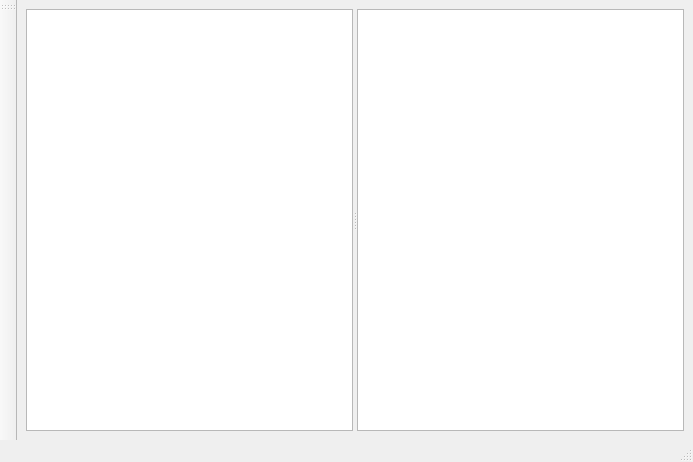
Old version of the form mainwindow.ui in the repository horvathzoltan/note1.
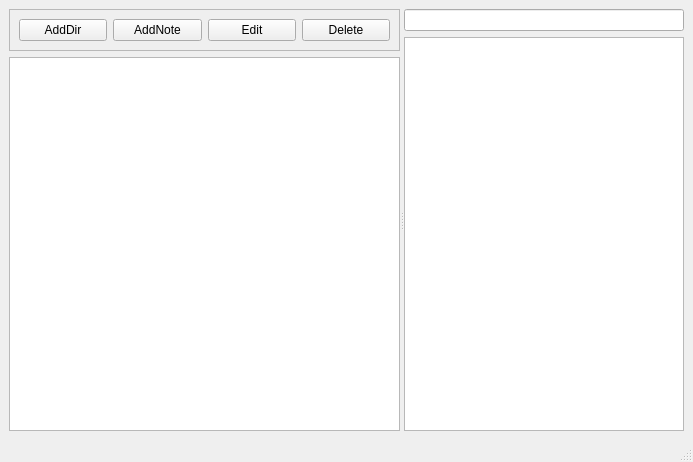
New version of the form.

What changed in the file:
```diff
--- a/mainwindow.ui
+++ b/mainwindow.ui
@@ -14,29 +14,81 @@
    <string>MainWindow</string>
   </property>
   <widget class="QWidget" name="centralwidget">
-   <layout class="QVBoxLayout" name="verticalLayout">
-    <item>
+   <layout class="QGridLayout" name="gridLayout_2">
+    <item row="0" column="0">
      <widget class="QSplitter" name="splitter">
       <property name="orientation">
        <enum>Qt::Horizontal</enum>
       </property>
-      <property name="childrenCollapsible">
-       <bool>false</bool>
-      </property>
+      <widget class="QWidget" name="verticalLayoutWidget_3">
+       <layout class="QVBoxLayout" name="verticalLayout_4">
+        <property name="sizeConstraint">
+         <enum>QLayout::SetDefaultConstraint</enum>
+        </property>
+        <item>
+         <widget class="QFrame" name="frame">
+          <property name="frameShape">
+           <enum>QFrame::StyledPanel</enum>
+          </property>
+          <property name="frameShadow">
+           <enum>QFrame::Raised</enum>
+          </property>
+          <layout class="QHBoxLayout" name="horizontalLayout">
+           <item>
+            <widget class="QPushButton" name="addDirButton">
+             <property name="text">
+              <string>AddDir</string>
+             </property>
+            </widget>
+           </item>
+           <item>
+            <widget class="QPushButton" name="addNoteButton">
+             <property name="text">
+              <string>AddNote</string>
+             </property>
+            </widget>
+           </item>
+           <item>
+            <widget class="QPushButton" name="EditButton">
+             <property name="text">
+              <string>Edit</string>
+             </property>
+            </widget>
+           </item>
+           <item>
+            <widget class="QPushButton" name="deleteButton">
+             <property name="text">
+              <string>Delete</string>
+             </property>
+            </widget>
+           </item>
+          </layout>
+         </widget>
+        </item>
+        <item>
       <widget class="QTreeView" name="fileTreeView">
        <property name="minimumSize">
         <size>
-         <width>100</width>
+            <width>0</width>
          <height>0</height>
         </size>
        </property>
        <property name="maximumSize">
         <size>
-         <width>400</width>
+            <width>16777215</width>
          <height>16777215</height>
         </size>
        </property>
       </widget>
+        </item>
+       </layout>
+      </widget>
+      <widget class="QWidget" name="verticalLayoutWidget">
+       <layout class="QVBoxLayout" name="verticalLayout_2">
+        <item>
+         <widget class="QLineEdit" name="filenameEdit"/>
+        </item>
+        <item>
       <widget class="QPlainTextEdit" name="plainTextEdit">
        <property name="minimumSize">
         <size>
@@ -45,6 +97,9 @@
         </size>
        </property>
       </widget>
+        </item>
+       </layout>
+      </widget>
      </widget>
     </item>
    </layout>
@@ -60,17 +115,6 @@
    </property>
   </widget>
   <widget class="QStatusBar" name="statusbar"/>
-  <widget class="QToolBar" name="toolBar">
-   <property name="windowTitle">
-    <string>toolBar</string>
-   </property>
-   <attribute name="toolBarArea">
-    <enum>LeftToolBarArea</enum>
-   </attribute>
-   <attribute name="toolBarBreak">
-    <bool>false</bool>
-   </attribute>
-  </widget>
  </widget>
  <resources/>
  <connections/>
```
Lines whose indentation alone changed are shown as unchanged.
